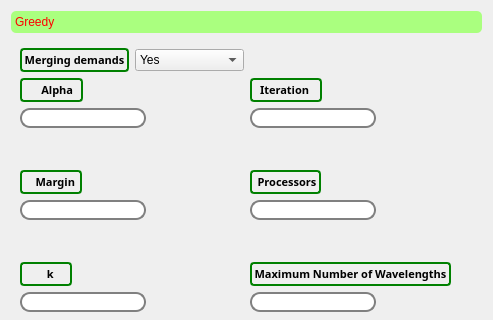
Old version of the form Ui_files/RWA_window.ui in the repository farzad1132/NetPlanner; both pictures show x 0 to 493 and y 0 to 320 of the 493 by 462 pixel window.
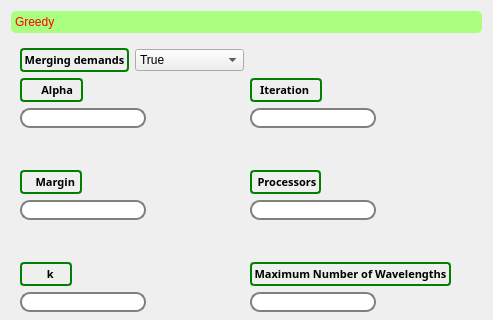
New version of the form. Icons and pictures are not drawn.

Commit message: RWA Window bugs fixed

```diff
--- a/Ui_files/RWA_window.ui
+++ b/Ui_files/RWA_window.ui
@@ -85,9 +85,12 @@
            <property name="editable">
             <bool>false</bool>
            </property>
+           <property name="currentText">
+            <string>True</string>
+           </property>
            <item>
             <property name="text">
-             <string>Yes</string>
+             <string>True</string>
             </property>
            </item>
            <item>
```
Left out of the diff: 2 changed lines with no effect on the pictures. The commit also changes 3 other files.
